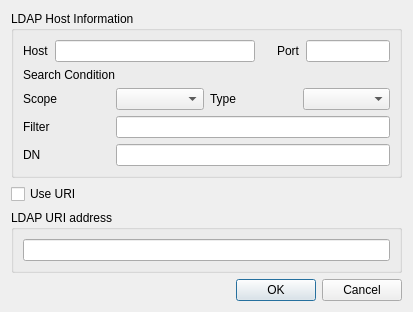
jykim74/BerEditor, file BerViewer/get_ldap_dlg.ui: the form before one commit.
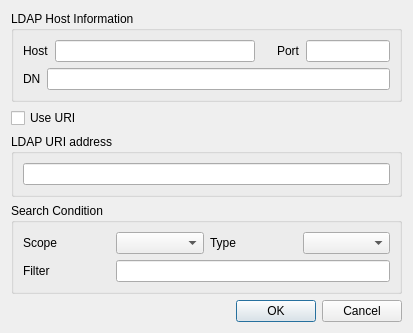
The form after the commit.

Commit message: LDAP 데이타 가져오기 버그 수정

```diff
--- a/BerViewer/get_ldap_dlg.ui
+++ b/BerViewer/get_ldap_dlg.ui
@@ -7,17 +7,20 @@
     <x>0</x>
     <y>0</y>
     <width>413</width>
-    <height>295</height>
+    <height>323</height>
    </rect>
   </property>
   <property name="windowTitle">
    <string>Getting LDAP data</string>
   </property>
   <layout class="QGridLayout" name="gridLayout">
-   <item row="1" column="0" colspan="3">
-    <widget class="QCheckBox" name="mURIUseCheck">
-     <property name="text">
-      <string>Use URI</string>
+   <item row="8" column="2">
+    <widget class="QDialogButtonBox" name="buttonBox">
+     <property name="orientation">
+      <enum>Qt::Horizontal</enum>
+     </property>
+     <property name="standardButtons">
+      <set>QDialogButtonBox::Cancel|QDialogButtonBox::Ok</set>
      </property>
     </widget>
    </item>
@@ -33,26 +36,10 @@
      </layout>
     </widget>
    </item>
-   <item row="4" column="2">
-    <spacer name="verticalSpacer">
-     <property name="orientation">
-      <enum>Qt::Vertical</enum>
-     </property>
-     <property name="sizeHint" stdset="0">
-      <size>
-       <width>20</width>
-       <height>40</height>
-      </size>
-     </property>
-    </spacer>
-   </item>
-   <item row="9" column="2">
-    <widget class="QDialogButtonBox" name="buttonBox">
-     <property name="orientation">
-      <enum>Qt::Horizontal</enum>
-     </property>
-     <property name="standardButtons">
-      <set>QDialogButtonBox::Cancel|QDialogButtonBox::Ok</set>
+   <item row="1" column="0" colspan="3">
+    <widget class="QCheckBox" name="mURIUseCheck">
+     <property name="text">
+      <string>Use URI</string>
      </property>
     </widget>
    </item>
@@ -62,19 +49,6 @@
       <string>LDAP Host Information</string>
      </property>
      <layout class="QGridLayout" name="gridLayout_4">
-      <item row="3" column="0">
-       <widget class="QLabel" name="label_7">
-        <property name="text">
-         <string>Filter</string>
-        </property>
-       </widget>
-      </item>
-      <item row="2" column="1">
-       <widget class="QComboBox" name="mScopeCombo"/>
-      </item>
-      <item row="2" column="3">
-       <widget class="QComboBox" name="mTypeCombo"/>
-      </item>
       <item row="0" column="0" colspan="4">
        <layout class="QGridLayout" name="gridLayout_2">
         <item row="0" column="3">
@@ -119,40 +93,65 @@
         </item>
        </layout>
       </item>
-      <item row="2" column="2">
+      <item row="4" column="0" colspan="4">
+       <layout class="QGridLayout" name="gridLayout_7">
+        <property name="topMargin">
+         <number>0</number>
+        </property>
+        <property name="rightMargin">
+         <number>0</number>
+        </property>
+        <item row="0" column="0">
+         <widget class="QLabel" name="label_5">
+          <property name="text">
+           <string>DN</string>
+          </property>
+         </widget>
+        </item>
+        <item row="0" column="1">
+         <widget class="QLineEdit" name="mDNText"/>
+        </item>
+       </layout>
+      </item>
+     </layout>
+    </widget>
+   </item>
+   <item row="3" column="0" colspan="3">
+    <widget class="QGroupBox" name="groupBox">
+     <property name="title">
+      <string>Search Condition</string>
+     </property>
+     <layout class="QGridLayout" name="gridLayout_5">
+      <item row="0" column="1">
+       <widget class="QComboBox" name="mScopeCombo"/>
+      </item>
+      <item row="0" column="2">
        <widget class="QLabel" name="label_9">
         <property name="text">
          <string>Type</string>
         </property>
        </widget>
       </item>
-      <item row="2" column="0">
+      <item row="0" column="0">
        <widget class="QLabel" name="label_8">
         <property name="text">
          <string>Scope</string>
         </property>
        </widget>
       </item>
-      <item row="4" column="0">
-       <widget class="QLabel" name="label_5">
-        <property name="text">
-         <string>DN</string>
-        </property>
-       </widget>
+      <item row="0" column="3">
+       <widget class="QComboBox" name="mTypeCombo"/>
       </item>
-      <item row="1" column="0" colspan="2">
-       <widget class="QLabel" name="label_4">
+      <item row="1" column="0">
+       <widget class="QLabel" name="label_7">
         <property name="text">
-         <string>Search Condition</string>
+         <string>Filter</string>
         </property>
        </widget>
       </item>
-      <item row="3" column="1" colspan="3">
+      <item row="1" column="1" colspan="3">
        <widget class="QLineEdit" name="mFilterText"/>
       </item>
-      <item row="4" column="1" colspan="3">
-       <widget class="QLineEdit" name="mDNText"/>
-      </item>
      </layout>
     </widget>
    </item>
```
Left out of the diff: 47 changed lines with no effect on the pictures. The commit also changes 1 other file.
